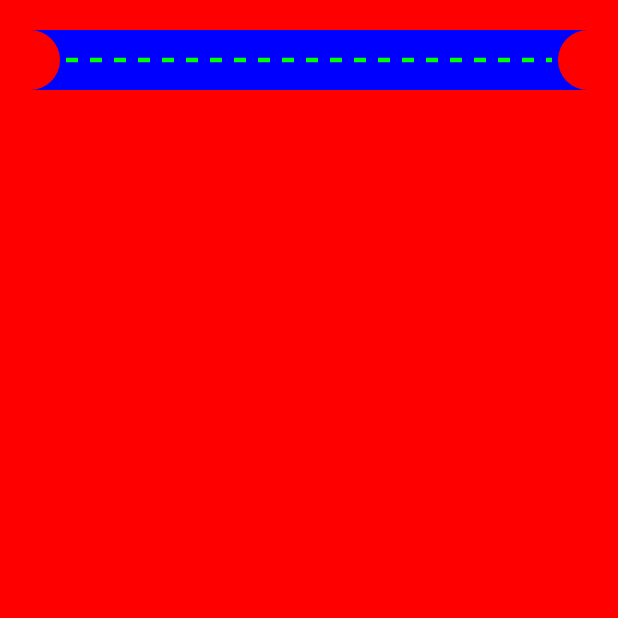
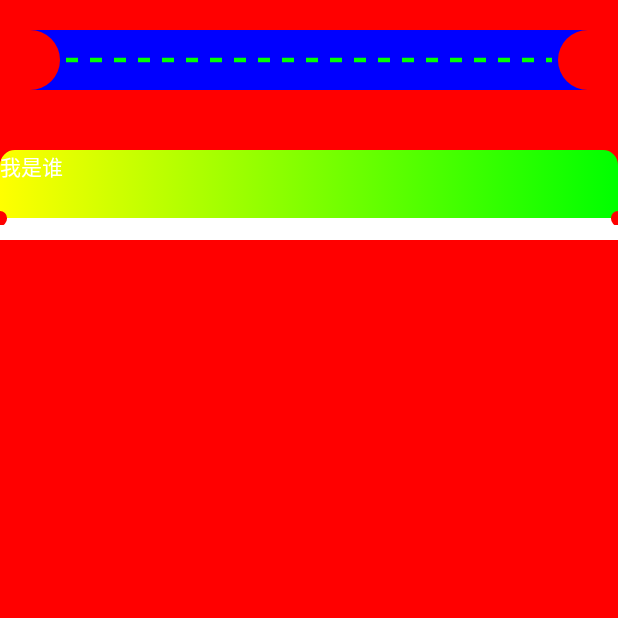
Before and after one commit to Thor-jelly/CustomView, an Android app: the NotchLineActivity screen opened directly, with no data from a screen before it, on a phone screen of 412 x 824 dp, the top half of it. Run offline under Robolectric (Android 15) with nearby library versions, the phone set to English and light mode, and no system bars.

Commit message:
自定义缺口线

```diff
--- /dev/null
+++ b/app/src/main/java/com/jelly/thor/customview/notchline/YeloWmsNotchLineView.kt
@@ -0,0 +1,209 @@
+package com.jelly.thor.customview.notchline
+
+import android.content.Context
+import android.graphics.*
+import android.util.AttributeSet
+import android.util.TypedValue
+import android.widget.RelativeLayout
+import com.jelly.thor.customview.R
+
+/**
+ * 创建人：吴冬冬<br/>
+ * 创建时间：2021/10/24 17:39 <br/>
+ */
+class YeloWmsNotchLineView @JvmOverloads constructor(
+    context: Context? = null,
+    attrs: AttributeSet? = null,
+    defStyleAttr: Int = -1
+) : RelativeLayout(context, attrs, defStyleAttr) {
+    companion object {
+        private const val LINE = 1
+        private const val COLOR = 2
+    }
+
+    //顶部title 圆角
+    private var topRadius = dp2px(10)
+
+    //顶部title 颜色填充样式；1：线性渐进线 2：纯色
+    private var topFillColorStyle = LINE
+
+    //开始颜色，或纯色模式设置的颜色
+    private var colorStart = Color.YELLOW
+
+    //结束颜色，只在渐进线模式有用
+    private var colorEnd = Color.GREEN
+
+    //bottom颜色
+    private var bottomColor = Color.WHITE
+
+    //缺口圆角半径
+    private var notchRadius = dp2px(5)
+
+    private lateinit var titlePaint: Paint
+    private lateinit var bottomPaint: Paint
+
+    init {
+        if (context == null) {
+            throw RuntimeException("YeloWmsNotchLineView context=null，请检查！")
+        }
+        val ob = context.obtainStyledAttributes(attrs, R.styleable.YeloWmsNotchLineView)
+        topRadius =
+            ob.getDimension(R.styleable.YeloWmsNotchLineView_topRadius, dp2px(10).toFloat()).toInt()
+        topFillColorStyle = ob.getInt(R.styleable.YeloWmsNotchLineView_topFillColorStyle, LINE)
+        colorStart = ob.getColor(R.styleable.YeloWmsNotchLineView_colorStart, Color.YELLOW)
+        colorEnd = ob.getColor(R.styleable.YeloWmsNotchLineView_colorEnd, Color.GREEN)
+        bottomColor = ob.getColor(R.styleable.YeloWmsNotchLineView_bottomColor, Color.WHITE)
+        notchRadius =
+            ob.getDimension(R.styleable.YeloWmsNotchLineView_topRadius, dp2px(5).toFloat()).toInt()
+
+        ob.recycle()
+        initBottomPaint()
+    }
+
+    override fun dispatchDraw(canvas: Canvas?) {
+        initTitlePaint()
+        drawTitle(canvas)
+        drawBottom(canvas)
+        super.dispatchDraw(canvas)
+    }
+
+    private fun drawBottom(canvas: Canvas?) {
+        if (canvas == null) {
+            return
+        }
+        val path = Path()
+        path.moveTo(
+            notchRadius.toFloat(),
+            (height - notchRadius).toFloat()
+        )
+        path.lineTo(
+            (width - notchRadius).toFloat(),
+            (height - notchRadius).toFloat()
+        )
+        path.arcTo(
+            RectF(
+                (width - notchRadius).toFloat(),
+                (height - notchRadius * 2).toFloat(),
+                (width + notchRadius).toFloat(),
+                height.toFloat() + 1F
+            ),
+            -180F,
+            -90F
+        )
+        path.lineTo(
+            0F,
+            height.toFloat() + 1F
+        )
+        path.arcTo(
+            RectF(
+                (-notchRadius).toFloat(),
+                (height - notchRadius * 2).toFloat(),
+                (notchRadius).toFloat(),
+                height.toFloat() + 1F
+            ),
+            90F,
+            -90F
+        )
+        path.close()
+        canvas.drawPath(path, bottomPaint)
+    }
+
+    private fun drawTitle(canvas: Canvas?) {
+        if (canvas == null) {
+            return
+        }
+        val path = Path()
+        path.addArc(
+            RectF(
+                0F,
+                0F,
+                (topRadius * 2).toFloat(),
+                (topRadius * 2).toFloat()
+            ),
+            -180F,
+            90F
+        )
+        path.lineTo((width - topRadius).toFloat(), 0F)
+        path.arcTo(
+            RectF(
+                (width - (topRadius * 2)).toFloat(),
+                0F,
+                width.toFloat(),
+                (topRadius * 2).toFloat()
+            ),
+            -90F,
+            90F
+        )
+        path.lineTo(
+            width.toFloat(),
+            (height - notchRadius * 2).toFloat()
+        )
+        path.arcTo(
+            RectF(
+                (width - notchRadius).toFloat(),
+                (height - notchRadius * 2).toFloat(),
+                (width + notchRadius).toFloat(),
+                height.toFloat()
+            ),
+            -90F,
+            -90F
+        )
+        path.lineTo(
+            notchRadius.toFloat(),
+            (height - notchRadius).toFloat()
+        )
+        path.arcTo(
+            RectF(
+                (-notchRadius).toFloat(),
+                (height - notchRadius * 2).toFloat(),
+                (notchRadius).toFloat(),
+                height.toFloat()
+            ),
+            0F,
+            -90F
+        )
+        path.close()
+        canvas.drawPath(path, titlePaint)
+    }
+
+    //初始化title画笔
+    private fun initTitlePaint() {
+        if (::titlePaint.isInitialized) {
+            return
+        }
+        titlePaint = Paint()
+        titlePaint.isDither = true
+        titlePaint.isAntiAlias = true
+        //设置颜色
+        if (LINE == topFillColorStyle) {
+            titlePaint.shader = LinearGradient(
+                0F,
+                0F,
+                measuredWidth.toFloat(),
+                0F,
+                colorStart,
+                colorEnd,
+                Shader.TileMode.CLAMP
+            )
+        } else {
+            titlePaint.color = colorStart
+        }
+    }
+
+    //初始化bottom画笔
+    private fun initBottomPaint() {
+        bottomPaint = Paint()
+        bottomPaint.isAntiAlias = true
+        bottomPaint.isDither = true
+        bottomPaint.color = bottomColor
+    }
+
+    private fun dp2px(dp: Int): Int {
+        return TypedValue.applyDimension(
+            TypedValue.COMPLEX_UNIT_DIP,
+            dp.toFloat(),
+            context.resources.displayMetrics
+        )
+            .toInt()
+    }
+}
--- a/app/src/main/res/layout/activity_notch_line.xml
+++ b/app/src/main/res/layout/activity_notch_line.xml
@@ -1,16 +1,34 @@
 <?xml version="1.0" encoding="utf-8"?>
 <LinearLayout xmlns:android="http://schemas.android.com/apk/res/android"
     xmlns:app="http://schemas.android.com/apk/res-auto"
-              android:orientation="vertical"
     android:layout_width="match_parent"
+    android:layout_height="match_parent"
     android:background="#f00"
-              android:layout_height="match_parent">
+    android:orientation="vertical">
+
     <com.jelly.thor.customview.notchline.NotchLineView
+        android:layout_width="match_parent"
+        android:layout_height="40dp"
         android:layout_margin="20dp"
         app:bg_color="#00f"
+        app:dash_color="#0f0"
         app:dash_height="3dp"
-            app:dash_color="#0f0"
-            app:dash_width="8dp"
+        app:dash_width="8dp" />
+
+    <com.jelly.thor.customview.notchline.YeloWmsNotchLineView
         android:layout_width="match_parent"
-            android:layout_height="40dp"/>
+        android:layout_height="50dp"
+        android:layout_marginTop="20dp">
+
+        <TextView
+            android:layout_width="100dp"
+            android:layout_height="match_parent"
+            android:text="我是谁"
+            android:textColor="@android:color/white" />
+
+    </com.jelly.thor.customview.notchline.YeloWmsNotchLineView>
+    <View
+        android:layout_width="match_parent"
+        android:background="@android:color/white"
+        android:layout_height="10dp"/>
 </LinearLayout>
--- a/app/src/main/res/values/attrs.xml
+++ b/app/src/main/res/values/attrs.xml
@@ -58,21 +58,33 @@
         <!--        预览文字大小-->
         <attr name="wxbookview_preview_text_size" format="dimension" />
         <!--        预览文本框大小-->
-        <attr name="wxbookview_preview_text_width" format="dimension" >
+        <attr name="wxbookview_preview_text_width" format="dimension">
             <enum name="wrap_content" value="-2" />
         </attr>
-        <attr name="wxbookview_preview_text_height" format="dimension" >
+        <attr name="wxbookview_preview_text_height" format="dimension">
             <enum name="wrap_content" value="-2" />
         </attr>
         <!--        预览背景-->
-<!--        <attr name="wxbookview_preview_background" format="reference" />-->
+        <!--        <attr name="wxbookview_preview_background" format="reference" />-->
         <!--        预览文字颜色-->
-<!--        <attr name="wxbookview_preview_text_color" format="color" />-->
+        <!--        <attr name="wxbookview_preview_text_color" format="color" />-->
         <!--        预览距所有距离-->
-<!--        <attr name="wxbookview_preview_margin_bar" format="dimension" />-->
+        <!--        <attr name="wxbookview_preview_margin_bar" format="dimension" />-->
     </declare-styleable>
 
     <declare-styleable name="CleanEditText">
-        <attr name="cleanet_clean_ic" format="reference"/>
+        <attr name="cleanet_clean_ic" format="reference" />
+    </declare-styleable>
+
+    <declare-styleable name="YeloWmsNotchLineView">
+        <attr name="topRadius" format="dimension" />
+        <attr name="topFillColorStyle" format="enum">
+            <enum name="line" value="1" />
+            <enum name="color" value="2" />
+        </attr>
+        <attr name="colorStart" format="color|reference" />
+        <attr name="colorEnd" format="color|reference" />
+        <attr name="bottomColor" format="color|reference" />
+        <attr name="notchRadius" format="dimension" />
     </declare-styleable>
 </resources>
--- a/build.gradle
+++ b/build.gradle
@@ -1,14 +1,14 @@
 // Top-level build file where you can add configuration options common to all sub-projects/modules.
 
 buildscript {
-    ext.kotlin_version = '1.3.71'
+    ext.kotlin_version = '1.5.20'
     repositories {
         google()
         jcenter()
 
     }
     dependencies {
-        classpath 'com.android.tools.build:gradle:3.6.3'
+        classpath 'com.android.tools.build:gradle:7.0.3'
         classpath "org.jetbrains.kotlin:kotlin-gradle-plugin:$kotlin_version"
         // NOTE: Do not place your application dependencies here; they belong
         // in the individual module build.gradle files
@@ -19,7 +19,6 @@ allprojects {
     repositories {
         google()
         jcenter()
-
     }
 }
 
```
Also changed, not shown: gradle/wrapper/gradle-wrapper.properties. Lines whose indentation alone changed are shown as unchanged.
